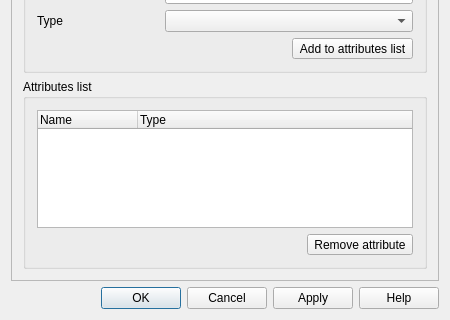
First picture: the form in src/ui/qgsnewspatialitelayerdialogbase.ui, repository qgis/QGIS, before the edit; both pictures show x 0 to 450 and y 307 to 627 of the 450 by 627 pixel window.
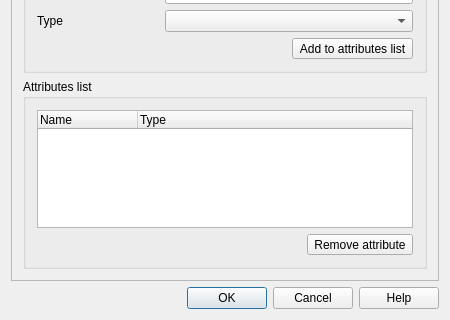
Second picture: the form after the edit. Icons and pictures are not drawn.

Commit message: Remove Apply button from new spatialite layer dialog, activate add and remove attribute buttons only when appropriate

The edit to the form file:
```diff
--- a/src/ui/qgsnewspatialitelayerdialogbase.ui
+++ b/src/ui/qgsnewspatialitelayerdialogbase.ui
@@ -421,7 +421,7 @@
       <enum>Qt::Horizontal</enum>
      </property>
      <property name="standardButtons">
-      <set>QDialogButtonBox::Apply|QDialogButtonBox::Cancel|QDialogButtonBox::Help|QDialogButtonBox::Ok</set>
+      <set>QDialogButtonBox::Cancel|QDialogButtonBox::Help|QDialogButtonBox::Ok</set>
      </property>
     </widget>
    </item>
```
Left out of the diff: 18 changed lines with no effect on the pictures. The commit also changes 2 other files.
